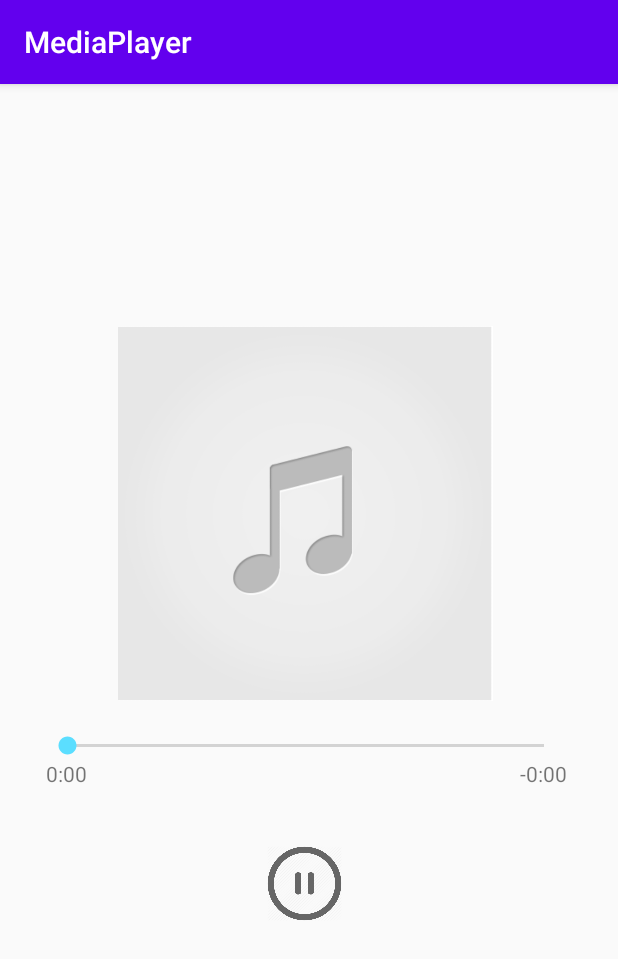
After one commit to suodbons/MediaPlayer, an Android app: the fragment AudioFragment placed in its activity, on a phone screen of 412 x 824 dp. The commit adds this screen. Shown: the top 959 px of the screen. Run offline under Robolectric (Android 15) with nearby library versions, the light colour scheme and no system bars; 3 statements that could not run were skipped.

Commit message:
fragments for audio and video

```diff
--- a/app/build.gradle
+++ b/app/build.gradle
@@ -31,6 +31,7 @@ dependencies {
     implementation 'androidx.appcompat:appcompat:1.1.0'
     implementation 'androidx.core:core-ktx:1.2.0'
     implementation 'androidx.constraintlayout:constraintlayout:1.1.3'
+    implementation 'androidx.legacy:legacy-support-v4:1.0.0'
     testImplementation 'junit:junit:4.12'
     androidTestImplementation 'androidx.test.ext:junit:1.1.1'
     androidTestImplementation 'androidx.test.espresso:espresso-core:3.2.0'
--- /dev/null
+++ b/app/src/main/java/com/example/mediaplayer/AudioFragment.kt
@@ -0,0 +1,111 @@
+package com.example.mediaplayer
+
+import android.annotation.SuppressLint
+import android.media.MediaPlayer
+import android.net.Uri
+import android.os.Bundle
+import android.os.Handler
+import android.os.Message
+import androidx.fragment.app.Fragment
+import android.view.LayoutInflater
+import android.view.View
+import android.view.ViewGroup
+import android.widget.SeekBar
+import kotlinx.android.synthetic.main.fragment_audio.view.*
+
+
+class AudioFragment : Fragment() {
+    private var uri: Uri? = null
+    private var totalTime : Int = 0
+    private lateinit var mediaPlayer: MediaPlayer
+
+    override fun onCreateView(
+        inflater: LayoutInflater, container: ViewGroup?,
+        savedInstanceState: Bundle?
+    ): View? {
+        val rootView = inflater.inflate(R.layout.fragment_audio, container, false)
+        uri = arguments?.getParcelable("uri")
+        mediaPlayer = MediaPlayer.create(activity, uri)
+        mediaPlayer.start()
+        rootView.play_button.setOnClickListener {
+            if (mediaPlayer.isPlaying) {
+                mediaPlayer.pause()
+                rootView.play_button.setBackgroundResource(R.drawable.play)
+            } else {
+                mediaPlayer.start()
+                rootView.play_button.setBackgroundResource(R.drawable.pause)
+            }
+        }
+
+        totalTime = mediaPlayer.duration
+        rootView.music_bar.max = totalTime
+        rootView.music_bar.setOnSeekBarChangeListener(
+            object : SeekBar.OnSeekBarChangeListener{
+                override fun onProgressChanged(
+                    seekBar: SeekBar?,
+                    progress: Int,
+                    fromUser: Boolean
+                ) {
+                    if(fromUser){
+                        mediaPlayer.seekTo(progress)
+                    }
+                }
+                override fun onStartTrackingTouch(seekBar: SeekBar?) {
+                }
+                override fun onStopTrackingTouch(seekBar: SeekBar?) {
+                }
+            }
+        )
+        @SuppressLint("HandlerLeak")
+        val handler = object : Handler(){
+            override fun handleMessage(msg: Message) {
+                val currentPosition = msg.what
+                rootView.music_bar.progress = currentPosition
+                val timeFromStart = countTime(currentPosition)
+                rootView.time_from_start.text = timeFromStart
+                var timeToFinish = countTime(totalTime - currentPosition)
+                timeToFinish = "-$timeToFinish"
+                rootView.time_to_finish.text = timeToFinish
+                super.handleMessage(msg)
+            }
+        }
+        Thread(Runnable {
+            while(true){
+                try{
+                    val message = Message()
+                    message.what = mediaPlayer.currentPosition
+                    handler.sendMessage(message)
+                    Thread.sleep(1000)
+                } catch (e: InterruptedException){
+                }
+            }
+        }).start()
+        return rootView
+    }
+
+    fun countTime(time: Int) : String {
+        val min = time / 1000 / 60
+        val sec = time / 1000 % 60
+        var timeText = "$min:"
+        if(sec < 10) timeText += 0
+        timeText += sec
+        return timeText
+    }
+
+    override fun onDetach() {
+        mediaPlayer.stop()
+        super.onDetach()
+    }
+
+    companion object {
+        @JvmStatic
+        fun newInstance( uri: Uri?) : AudioFragment {
+            val fragment = AudioFragment()
+            val args = Bundle().apply{
+                putParcelable("uri", uri)
+            }
+            fragment.arguments = args
+            return fragment
+        }
+    }
+}
--- /dev/null
+++ b/app/src/main/java/com/example/mediaplayer/ChoiceFragment.kt
@@ -0,0 +1,25 @@
+package com.example.mediaplayer
+
+import android.os.Bundle
+import androidx.fragment.app.Fragment
+import android.view.LayoutInflater
+import android.view.View
+import android.view.ViewGroup
+import kotlinx.android.synthetic.main.fragment_choice.view.*
+
+class ChoiceFragment : Fragment() {
+
+    override fun onCreateView(
+        inflater: LayoutInflater, container: ViewGroup?,
+        savedInstanceState: Bundle?
+    ): View? {
+        val rootView = inflater.inflate(R.layout.fragment_choice, container, false)
+        rootView.video_button.setOnClickListener{
+            (activity as MainActivity).chooseVideo()
+        }
+        rootView.audio_button.setOnClickListener{
+            (activity as MainActivity).chooseAudio()
+        }
+        return rootView
+    }
+}
--- a/app/src/main/res/layout/activity_main.xml
+++ b/app/src/main/res/layout/activity_main.xml
@@ -1,43 +1,17 @@
 <?xml version="1.0" encoding="utf-8"?>
-<androidx.constraintlayout.widget.ConstraintLayout xmlns:android="http://schemas.android.com/apk/res/android"
-    xmlns:app="http://schemas.android.com/apk/res-auto"
+<RelativeLayout xmlns:android="http://schemas.android.com/apk/res/android"
     xmlns:tools="http://schemas.android.com/tools"
     android:layout_width="match_parent"
     android:layout_height="match_parent"
     tools:context=".MainActivity">
 
-    <Button
-        android:id="@+id/video_button"
-        android:layout_width="147dp"
-        android:layout_height="wrap_content"
-        android:text="@string/video"
-        app:layout_constraintBottom_toTopOf="@+id/video_view"
-        app:layout_constraintEnd_toEndOf="parent"
-        app:layout_constraintHorizontal_bias="0.189"
-        app:layout_constraintStart_toStartOf="parent"
-        app:layout_constraintTop_toTopOf="parent"
-        app:layout_constraintVertical_bias="0.43" />
+    <FrameLayout
+        android:id="@+id/fragment_choice"
+        android:name="com.example.lab1.FragmentInput"
+        android:layout_width="408dp"
+        android:layout_height="736dp"
+        tools:layout="@layout/fragment_choice"
+        tools:ignore="UselessParent">
+    </FrameLayout>
 
-    <Button
-        android:id="@+id/audio_button"
-        android:layout_width="147dp"
-        android:layout_height="wrap_content"
-        android:text="@string/audio"
-        app:layout_constraintBottom_toBottomOf="@+id/video_button"
-        app:layout_constraintEnd_toEndOf="parent"
-        app:layout_constraintHorizontal_bias="0.477"
-        app:layout_constraintStart_toEndOf="@+id/video_button"
-        app:layout_constraintTop_toTopOf="@+id/video_button"
-        app:layout_constraintVertical_bias="0.0" />
-
-    <VideoView
-        android:id="@+id/video_view"
-        android:layout_width="match_parent"
-        android:layout_height="604dp"
-        app:layout_constraintBottom_toBottomOf="parent"
-        app:layout_constraintEnd_toEndOf="parent"
-        app:layout_constraintHorizontal_bias="0.0"
-        app:layout_constraintStart_toStartOf="parent"
-        app:layout_constraintTop_toTopOf="parent"
-        app:layout_constraintVertical_bias="1.0" />
-</androidx.constraintlayout.widget.ConstraintLayout>
+</RelativeLayout>
--- /dev/null
+++ b/app/src/main/res/layout/fragment_audio.xml
@@ -0,0 +1,81 @@
+<?xml version="1.0" encoding="utf-8"?>
+<androidx.constraintlayout.widget.ConstraintLayout xmlns:android="http://schemas.android.com/apk/res/android"
+    xmlns:app="http://schemas.android.com/apk/res-auto"
+    xmlns:tools="http://schemas.android.com/tools"
+    android:layout_width="match_parent"
+    android:layout_height="match_parent"
+    tools:context=".AudioFragment">
+
+    <ImageView
+        android:id="@+id/imageView"
+        android:layout_width="250dp"
+        android:layout_height="250dp"
+        android:contentDescription="@string/music"
+        android:src="@drawable/music"
+        app:layout_constraintBottom_toBottomOf="parent"
+        app:layout_constraintEnd_toEndOf="parent"
+        app:layout_constraintHorizontal_bias="0.496"
+        app:layout_constraintStart_toStartOf="parent"
+        app:layout_constraintTop_toTopOf="parent"
+        app:layout_constraintVertical_bias="0.332" />
+
+    <SeekBar
+        android:layout_width="350dp"
+        android:layout_height="wrap_content"
+        android:id="@+id/music_bar"
+        app:layout_constraintBottom_toBottomOf="parent"
+        app:layout_constraintEnd_toEndOf="parent"
+        app:layout_constraintHorizontal_bias="0.495"
+        app:layout_constraintStart_toStartOf="parent"
+        app:layout_constraintTop_toBottomOf="@+id/imageView"
+        app:layout_constraintVertical_bias="0.067" />
+
+    <androidx.constraintlayout.widget.ConstraintLayout
+        android:id="@+id/linearLayout2"
+        android:layout_width="match_parent"
+        android:layout_height="wrap_content"
+        app:layout_constraintBottom_toBottomOf="parent"
+        app:layout_constraintTop_toBottomOf="@+id/music_bar"
+        app:layout_constraintVertical_bias="0.0"
+        tools:layout_editor_absoluteX="-31dp">
+
+        <TextView
+            android:id="@+id/time_from_start"
+            android:layout_width="wrap_content"
+            android:layout_height="wrap_content"
+            android:layout_marginStart="30dp"
+            android:layout_marginLeft="30dp"
+            android:text="@string/time"
+            app:layout_constraintBottom_toBottomOf="parent"
+            app:layout_constraintEnd_toStartOf="@+id/time_to_finish"
+            app:layout_constraintHorizontal_bias="0.003"
+            app:layout_constraintStart_toStartOf="parent"
+            app:layout_constraintTop_toTopOf="parent"
+            app:layout_constraintVertical_bias="0.0" />
+
+        <TextView
+            android:id="@+id/time_to_finish"
+            android:layout_width="wrap_content"
+            android:layout_height="wrap_content"
+            android:layout_marginEnd="30dp"
+            android:layout_marginRight="30dp"
+            android:text="@string/time"
+            app:layout_constraintBottom_toBottomOf="parent"
+            app:layout_constraintEnd_toEndOf="parent"
+            app:layout_constraintTop_toTopOf="parent" />
+    </androidx.constraintlayout.widget.ConstraintLayout>
+
+    <Button
+        android:id="@+id/play_button"
+        android:layout_width="50dp"
+        android:layout_height="50dp"
+        android:background="@drawable/pause"
+        app:layout_constraintBottom_toBottomOf="parent"
+        app:layout_constraintEnd_toEndOf="parent"
+        app:layout_constraintHorizontal_bias="0.498"
+        app:layout_constraintStart_toStartOf="parent"
+        app:layout_constraintTop_toBottomOf="@+id/linearLayout2"
+        app:layout_constraintVertical_bias="0.177" />
+
+
+</androidx.constraintlayout.widget.ConstraintLayout>
--- a/app/src/main/res/values/strings.xml
+++ b/app/src/main/res/values/strings.xml
@@ -2,4 +2,8 @@
     <string name="app_name">MediaPlayer</string>
     <string name="video">Video</string>
     <string name="audio">Audio</string>
+    <string name="hello_blank_fragment">Hello blank fragment</string>
+    <string name="stop">Stop</string>
+    <string name="music">music</string>
+    <string name="time">00:00</string>
 </resources>
```
Also changed, not shown: app/src/main/java/com/example/mediaplayer/MainActivity.kt (+13 -22 lines), app/src/main/java/com/example/mediaplayer/PlayerFragment.kt (added, +48 -0 lines), app/src/main/java/com/example/mediaplayer/VideoFragment.kt (added, +38 -0 lines), app/src/main/res/layout/fragment_choice.xml (added, +35 -0 lines), app/src/main/res/layout/fragment_player.xml (added, +37 -0 lines), app/src/main/res/layout/fragment_video.xml (added, +20 -0 lines), app/src/main/res/drawable/music.png (added), app/src/main/res/drawable/pause.png (added), app/src/main/res/drawable/play.png (added).
